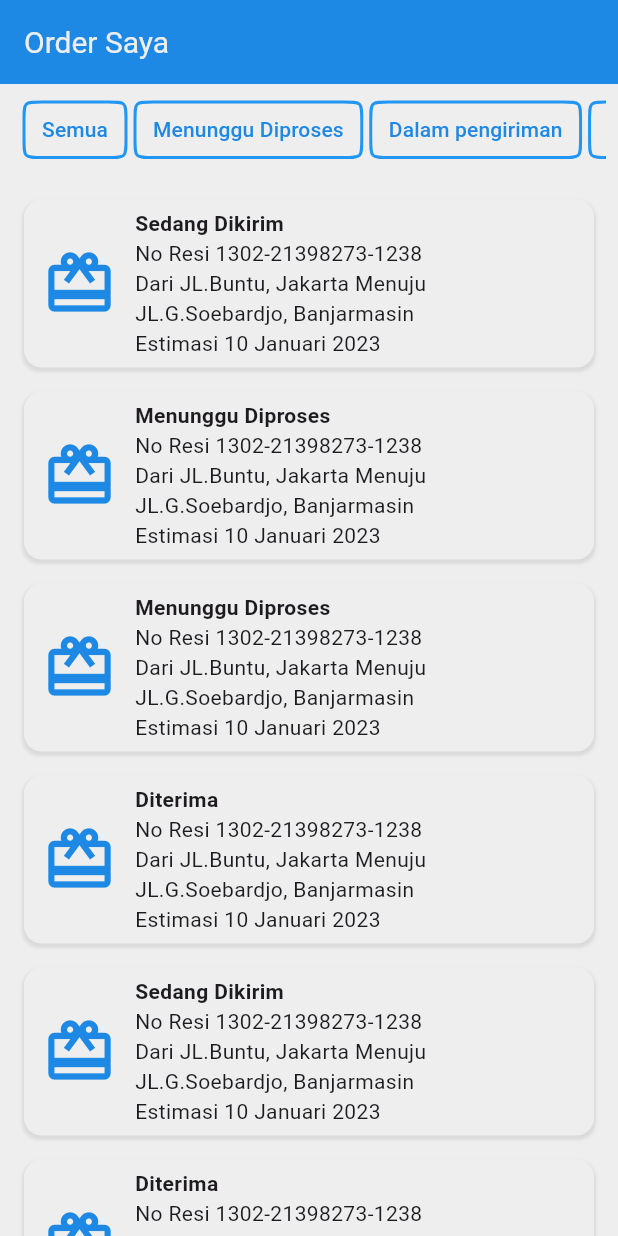
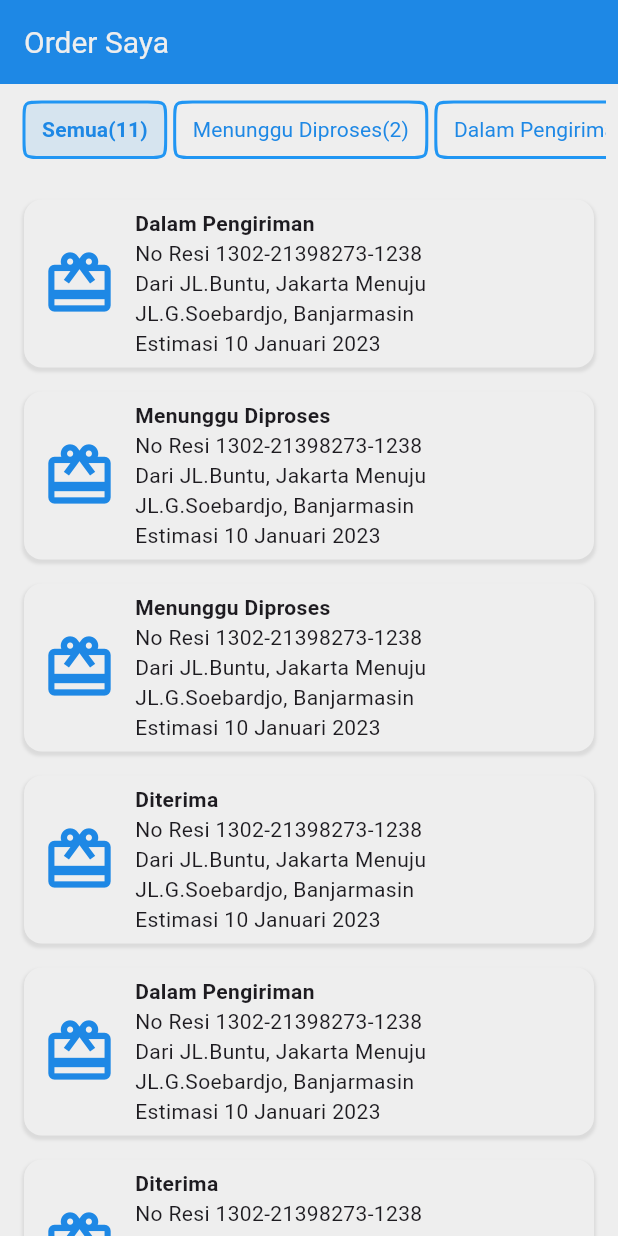
Before and after one commit to Vrits/cargo_app, a Flutter app: the screen it shows after launch, on a phone screen of 412 x 824 dp. Run offline on Flutter 3.47's test engine with Material 3 defaults, Android fonts, the phone set to English and light mode, and no system bars; our stand-ins replace flutter_map, flutter_svg, latlong2.

Commit message:
feat: added filter and more styles to Order

```diff
--- /dev/null
+++ b/lib/pages/Order/OderList.dart
@@ -0,0 +1,79 @@
+List<Map<String, String>> itemsList = [
+  {
+    'status': 'Dalam Pengiriman',
+    'id': '1302-21398273-1238',
+    'from': 'JL.Buntu, Jakarta',
+    'to': 'JL.G.Soebardjo, Banjarmasin',
+    'date_estimation': '10 Januari 2023'
+  },
+  {
+    'status': 'Menunggu Diproses',
+    'id': '1302-21398273-1238',
+    'from': 'JL.Buntu, Jakarta',
+    'to': 'JL.G.Soebardjo, Banjarmasin',
+    'date_estimation': '10 Januari 2023'
+  },
+  {
+    'status': 'Menunggu Diproses',
+    'id': '1302-21398273-1238',
+    'from': 'JL.Buntu, Jakarta',
+    'to': 'JL.G.Soebardjo, Banjarmasin',
+    'date_estimation': '10 Januari 2023'
+  },
+  {
+    'status': 'Diterima',
+    'id': '1302-21398273-1238',
+    'from': 'JL.Buntu, Jakarta',
+    'to': 'JL.G.Soebardjo, Banjarmasin',
+    'date_estimation': '10 Januari 2023'
+  },
+  {
+    'status': 'Dalam Pengiriman',
+    'id': '1302-21398273-1238',
+    'from': 'JL.Buntu, Jakarta',
+    'to': 'JL.G.Soebardjo, Banjarmasin',
+    'date_estimation': '10 Januari 2023'
+  },
+  {
+    'status': 'Diterima',
+    'id': '1302-21398273-1238',
+    'from': 'JL.Buntu, Jakarta',
+    'to': 'JL.G.Soebardjo, Banjarmasin',
+    'date_estimation': '10 Januari 2023'
+  },
+  {
+    'status': 'Retur',
+    'id': '1302-21398273-1238',
+    'from': 'JL.Buntu, Jakarta',
+    'to': 'JL.G.Soebardjo, Banjarmasin',
+    'date_estimation': '10 Januari 2023'
+  },
+  {
+    'status': 'Dalam Pengiriman',
+    'id': '1302-21398273-1238',
+    'from': 'JL.Buntu, Jakarta',
+    'to': 'JL.G.Soebardjo, Banjarmasin',
+    'date_estimation': '10 Januari 2023'
+  },
+  {
+    'status': 'Retur',
+    'id': '1302-21398273-1238',
+    'from': 'JL.Buntu, Jakarta',
+    'to': 'JL.G.Soebardjo, Banjarmasin',
+    'date_estimation': '10 Januari 2023'
+  },
+  {
+    'status': 'Diterima',
+    'id': '1302-21398273-1238',
+    'from': 'JL.Buntu, Jakarta',
+    'to': 'JL.G.Soebardjo, Banjarmasin',
+    'date_estimation': '10 Januari 2023'
+  },
+  {
+    'status': 'Dalam Pengiriman',
+    'id': '1302-21398273-1238',
+    'from': 'JL.Buntu, Jakarta',
+    'to': 'JL.G.Soebardjo, Banjarmasin',
+    'date_estimation': '10 Januari 2023'
+  },
+];
--- a/lib/pages/Order/Order.dart
+++ b/lib/pages/Order/Order.dart
@@ -1,4 +1,5 @@
 import 'package:cargo_app/pages/Order/OrderItem.dart';
+import 'package:cargo_app/pages/Order/OderList.dart';
 import 'package:flutter/material.dart';
 
 class Order extends StatefulWidget {
@@ -9,97 +10,29 @@ class Order extends StatefulWidget {
 }
 
 class _OrderState extends State<Order> {
+  String status = 'Semua';
+
   List<String> buttonName = [
     'Semua',
     'Menunggu Diproses',
-    'Dalam pengiriman',
+    'Dalam Pengiriman',
     'Diterima',
     'Retur',
     'Batal'
   ];
 
-  List<Map<String, String>> itemsList = [
-    {
-      'status': 'Sedang Dikirim',
-      'id': '1302-21398273-1238',
-      'from': 'JL.Buntu, Jakarta',
-      'to': 'JL.G.Soebardjo, Banjarmasin',
-      'date_estimation': '10 Januari 2023'
-    },
-    {
-      'status': 'Menunggu Diproses',
-      'id': '1302-21398273-1238',
-      'from': 'JL.Buntu, Jakarta',
-      'to': 'JL.G.Soebardjo, Banjarmasin',
-      'date_estimation': '10 Januari 2023'
-    },
-    {
-      'status': 'Menunggu Diproses',
-      'id': '1302-21398273-1238',
-      'from': 'JL.Buntu, Jakarta',
-      'to': 'JL.G.Soebardjo, Banjarmasin',
-      'date_estimation': '10 Januari 2023'
-    },
-    {
-      'status': 'Diterima',
-      'id': '1302-21398273-1238',
-      'from': 'JL.Buntu, Jakarta',
-      'to': 'JL.G.Soebardjo, Banjarmasin',
-      'date_estimation': '10 Januari 2023'
-    },
-    {
-      'status': 'Sedang Dikirim',
-      'id': '1302-21398273-1238',
-      'from': 'JL.Buntu, Jakarta',
-      'to': 'JL.G.Soebardjo, Banjarmasin',
-      'date_estimation': '10 Januari 2023'
-    },
-    {
-      'status': 'Diterima',
-      'id': '1302-21398273-1238',
-      'from': 'JL.Buntu, Jakarta',
-      'to': 'JL.G.Soebardjo, Banjarmasin',
-      'date_estimation': '10 Januari 2023'
-    },
-    {
-      'status': 'Retur',
-      'id': '1302-21398273-1238',
-      'from': 'JL.Buntu, Jakarta',
-      'to': 'JL.G.Soebardjo, Banjarmasin',
-      'date_estimation': '10 Januari 2023'
-    },
-    {
-      'status': 'Sedang Dikirim',
-      'id': '1302-21398273-1238',
-      'from': 'JL.Buntu, Jakarta',
-      'to': 'JL.G.Soebardjo, Banjarmasin',
-      'date_estimation': '10 Januari 2023'
-    },
-    {
-      'status': 'Retur',
-      'id': '1302-21398273-1238',
-      'from': 'JL.Buntu, Jakarta',
-      'to': 'JL.G.Soebardjo, Banjarmasin',
-      'date_estimation': '10 Januari 2023'
-    },
-    {
-      'status': 'Diterima',
-      'id': '1302-21398273-1238',
-      'from': 'JL.Buntu, Jakarta',
-      'to': 'JL.G.Soebardjo, Banjarmasin',
-      'date_estimation': '10 Januari 2023'
-    },
-    {
-      'status': 'Sedang Dikirim',
-      'id': '1302-21398273-1238',
-      'from': 'JL.Buntu, Jakarta',
-      'to': 'JL.G.Soebardjo, Banjarmasin',
-      'date_estimation': '10 Januari 2023'
-    },
-  ];
-
   @override
   Widget build(BuildContext context) {
+    List<Widget> filteredItems = itemsList
+        .where((e) => (status == 'Semua') || (e['status'] == '$status'))
+        .map((e) => OrderItem(
+            status: e['status']!,
+            id: e['id']!,
+            from: e['from']!,
+            date_estimation: e['date_estimation']!,
+            to: e['to']!))
+        .toList();
+
     return Scaffold(
       appBar: AppBar(
         title: Text('Order Saya'),
@@ -133,28 +66,41 @@ class _OrderState extends State<Order> {
                       ListView(
                           padding:
                               EdgeInsets.symmetric(vertical: 8, horizontal: 16),
-                          children: itemsList
-                              .map((e) => OrderItem(
-                                  status: e['status']!,
-                                  id: e['id']!,
-                                  from: e['from']!,
-                                  date_estimation: e['date_estimation']!,
-                                  to: e['to']!))
-                              .toList()))
+                          children: filteredItems))
             ],
           )),
     );
   }
 
   Container buttonCategory(String name) {
+    String countItems;
+    bool isSelected = name == status;
+    if (name == 'Semua') {
+      countItems = itemsList.length.toString();
+    } else {
+      countItems =
+          itemsList.where((e) => (e['status'] == '$name')).length.toString();
+    }
+
     return Container(
       margin: EdgeInsets.only(right: 6),
       child: TextButton(
           style: ButtonStyle(
+              backgroundColor: MaterialStatePropertyAll<Color>(isSelected
+                  ? Color.fromARGB(30, 33, 149, 243)
+                  : const Color.fromRGBO(238, 238, 238, 1)),
               side: MaterialStateProperty.all(
                   BorderSide(color: Colors.blue, width: 2))),
-          onPressed: () {},
-          child: Text('$name')),
+          onPressed: () {
+            setState(() {
+              status = '$name';
+            });
+          },
+          child: Text(
+            '$name($countItems)',
+            style: TextStyle(
+                fontWeight: isSelected ? FontWeight.bold : FontWeight.normal),
+          )),
     );
   }
 }
```
